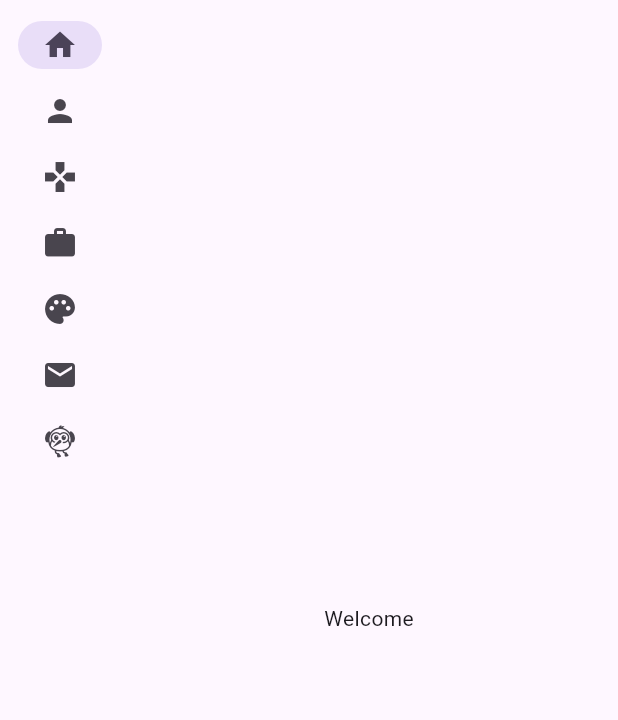
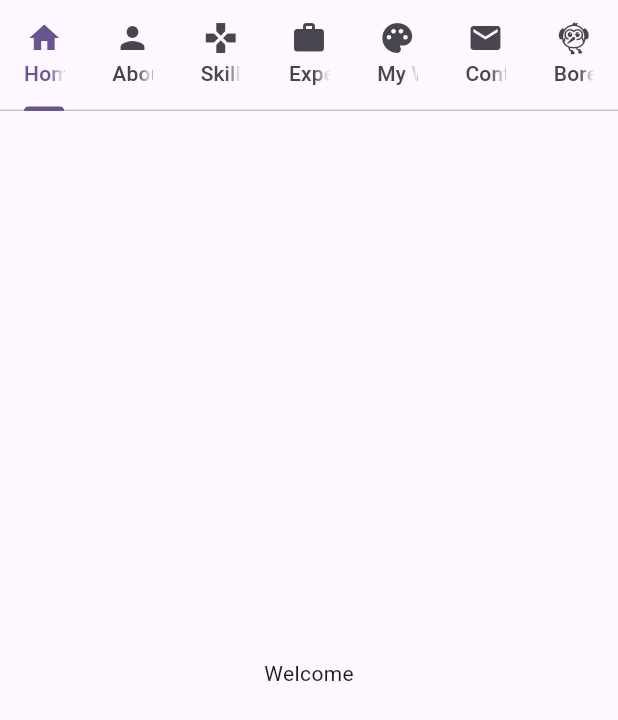
Before and after one commit to roboli/roboli-site, a Flutter app: the screen it shows after launch, on a phone screen of 412 x 824 dp. Shown: the top 720 px of the screen. Run offline on Flutter 3.47's test engine with Material 3 defaults, Android fonts, the phone set to English and light mode, and no system bars; our stand-ins replace go_router.

Commit message:
Move sidebar into Tabs

```diff
--- a/lib/main.dart
+++ b/lib/main.dart
@@ -6,90 +6,103 @@ void main() {
   runApp(const SiteApp());
 }
 
-class ScaffoldNavigationSideBar extends StatelessWidget {
+class ScaffoldNavigationSideBar extends StatefulWidget {
   const ScaffoldNavigationSideBar({
       required this.navigationShell,
-      required this.children,
       Key? key,
   }) : super(key: key ?? const ValueKey<String>('ScaffoldNavigationSideBar'));
 
   final StatefulNavigationShell navigationShell;
-  final List<Widget> children;
+
+  @override
+  State<StatefulWidget> createState() => _ScaffoldNavigationSideBar();
+}
+
+class _ScaffoldNavigationSideBar extends State<ScaffoldNavigationSideBar> with SingleTickerProviderStateMixin {
+  late TabController _tabController;
+
+  @override
+  void initState() {
+    super.initState();
+    _tabController = TabController(vsync: this, length: 7);
+  }
+
+  @override
+  void dispose() {
+    _tabController.dispose();
+    super.dispose();
+  }
 
   @override
   Widget build(BuildContext context) {
-    return LayoutBuilder(
-      builder: (context, constraints) {
     return Scaffold(
-            body: Row(
+        body: SafeArea(
+          child: Column(
             children: [
-            SafeArea(
-              child: NavigationRail(
-                extended: constraints.maxWidth >= 600,
-                destinations: [
-                  const NavigationRailDestination(
+              TabBar(
+                controller: _tabController,
+                tabs: [
+                  const Tab(
                     icon: Icon(Icons.home),
-                    label: Text('Home'),
+                    text: 'Home',
                   ),
-                  const NavigationRailDestination(
+                  const Tab(
                     icon: Icon(Icons.person),
-                    label: Text('About'),
+                    text: 'About',
                   ),
-                  const NavigationRailDestination(
+                  const Tab(
                     icon: Icon(Icons.gamepad),
-                    label: Text('Skills'),
+                    text: 'Skills',
                   ),
-                  const NavigationRailDestination(
+                  const Tab(
                     icon: Icon(Icons.work),
-                    label: Text('Experience'),
+                    text: 'Experience',
                   ),
-                  const NavigationRailDestination(
+                  const Tab(
                     icon: Icon(Icons.palette_rounded),
-                    label: Text('My Work'),
+                    text: 'My Work',
                   ),
-                  const NavigationRailDestination(
+                  const Tab(
                     icon: Icon(Icons.email),
-                    label: Text('Contact'),
+                    text: 'Contact',
                   ),
-                  const NavigationRailDestination(
+                  const Tab(
                     icon: Icon(Icons.flutter_dash),
-                    label: Text('Bored?'),
+                    text: 'Bored?',
                   ),
                 ],
-                selectedIndex: navigationShell.currentIndex,
-                onDestinationSelected: (value) {
-                  navigationShell.goBranch(value);
+                onTap: (index) {
+                  widget.navigationShell.goBranch(index);
                 },
               ),
-            ),
               Expanded(
-              child: AnimatedBranchContainer(
-                currentIndex: navigationShell.currentIndex,
-                children: children,
-              ),
+                child: TabBarView(
+                  controller: _tabController,
+                  children: [
+                    const HomePage(),
+                    const AboutPage(),
+                    const SkillsPage(),
+                    const ExperiencePage(),
+                    const MyWorkPage(),
+                    const ContactPage(),
+                    const GamesPage(),
+                  ],
+                )
               ),
             ],
-        ));
-      },
+          ),
+        )
       );
     }
 }
 
 final _router = GoRouter(
   routes: [
-    StatefulShellRoute(
+    StatefulShellRoute.indexedStack(
       builder: (BuildContext context, GoRouterState state,
           StatefulNavigationShell navigationShell) {
-        return navigationShell;
-      },
-      navigatorContainerBuilder: (
-        BuildContext context,
-        StatefulNavigationShell navigationShell,
-        List<Widget> children
-      ) {
         return ScaffoldNavigationSideBar(
           navigationShell: navigationShell,
-          children: children,
         );
       },
       branches: <StatefulShellBranch>[
@@ -168,45 +181,6 @@ final _router = GoRouter(
   ],
 );
 
-// Example from:
-// https://github.com/flutter/packages/blob/0744fe6fdb31933d05d11699e7f44e1dd2c63e48/packages/go_router/example/lib/others/custom_stateful_shell_route.dart#L227
-class AnimatedBranchContainer extends StatelessWidget {
-  /// Creates a AnimatedBranchContainer
-  const AnimatedBranchContainer(
-      {super.key, required this.currentIndex, required this.children});
-
-  /// The index (in [children]) of the branch Navigator to display.
-  final int currentIndex;
-
-  /// The children (branch Navigators) to display in this container.
-  final List<Widget> children;
-
-  @override
-  Widget build(BuildContext context) {
-    return Stack(
-        children: children.mapIndexed(
-      (int index, Widget navigator) {
-        return AnimatedScale(
-          scale: index == currentIndex ? 1 : 1.5,
-          duration: const Duration(milliseconds: 400),
-          child: AnimatedOpacity(
-            opacity: index == currentIndex ? 1 : 0,
-            duration: const Duration(milliseconds: 400),
-            child: _branchNavigatorWrapper(index, navigator),
-          ),
-        );
-      },
-    ).toList());
-  }
-
-  Widget _branchNavigatorWrapper(int index, Widget navigator) => IgnorePointer(
-        ignoring: index != currentIndex,
-        child: TickerMode(
-          enabled: index == currentIndex,
-          child: navigator,
-        ),
-      );
-}
 
 class SiteApp extends StatelessWidget {
   const SiteApp({super.key});
```
Lines whose indentation alone changed are shown as unchanged.
